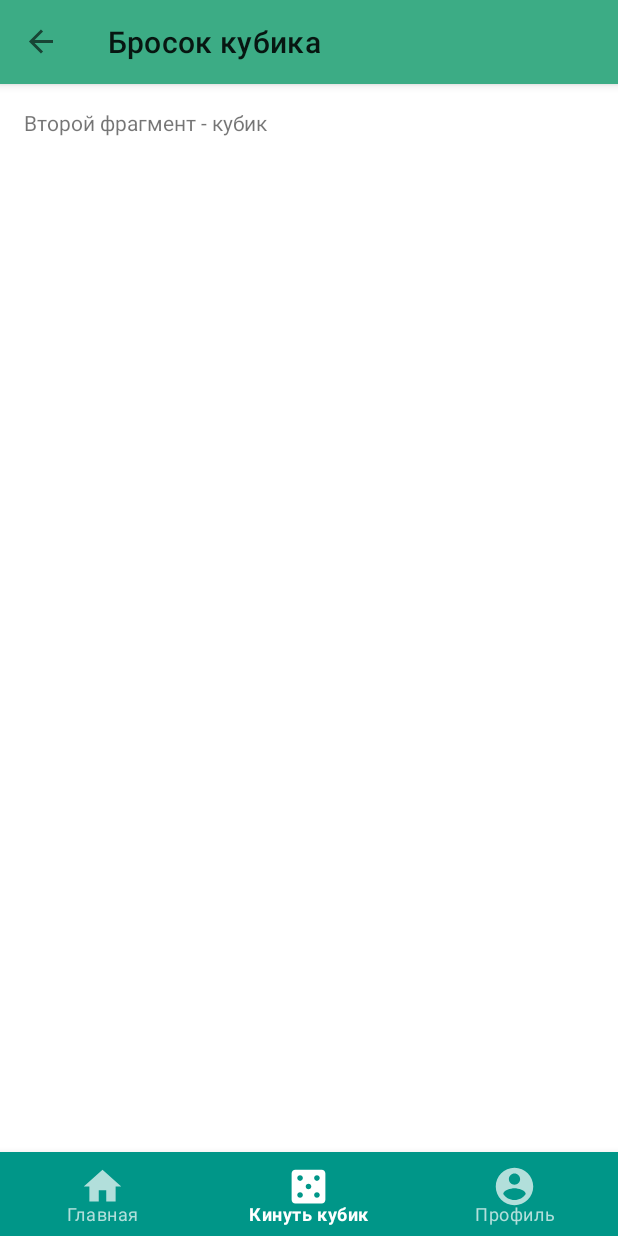
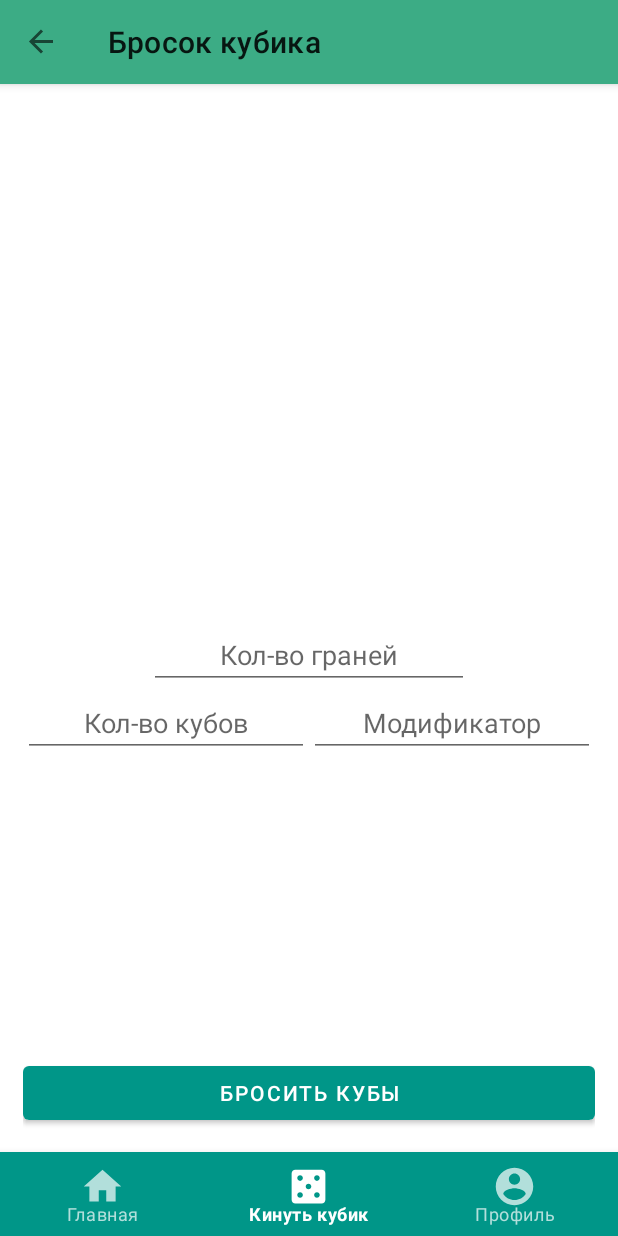
Before and after one commit to TeaProphet/TP-5.1-3, an Android app: the DiceFragment screen opened through its navigation route, on a phone screen of 412 x 824 dp. Run offline under Robolectric (Android 15) with nearby library versions, the phone set to English and light mode, and no system bars; our stand-ins replace navigation-ui.

Commit message:
ORG-10: Dice fragment completed. Cosmetic changes in fragments.

```diff
--- a/app/src/main/java/vsu/tp53/onboardapplication/DiceFragment.kt
+++ b/app/src/main/java/vsu/tp53/onboardapplication/DiceFragment.kt
@@ -1,6 +1,8 @@
 package vsu.tp53.onboardapplication
 
+import android.graphics.Color
 import android.os.Bundle
+import android.transition.Visibility
 import android.view.LayoutInflater
 import android.view.View
 import android.view.ViewGroup
@@ -12,16 +14,32 @@ import vsu.tp53.onboardapplication.databinding.FragmentDiceBinding
  */
 class DiceFragment : Fragment() {
 
-    private var _binding: FragmentDiceBinding? = null
-
-    private val binding get() = _binding!!
+    private lateinit var binding: FragmentDiceBinding
 
     override fun onCreateView(
         inflater: LayoutInflater, container: ViewGroup?,
         savedInstanceState: Bundle?
     ): View {
-
-        _binding = FragmentDiceBinding.inflate(inflater, container, false)
+        binding = FragmentDiceBinding.inflate(inflater, container, false)
+        binding.button.setOnClickListener {
+            if (binding.diceNum.text.isNotEmpty() && binding.diceSides.text.isNotEmpty()
+                && binding.diceMod.text.isNotEmpty()
+            ){
+                if (binding.diceResultLabel.visibility == View.INVISIBLE && binding.diceResult.visibility == View.INVISIBLE){
+                    binding.diceResult.visibility = View.VISIBLE
+                    binding.diceResultLabel.visibility = View.VISIBLE
+                }
+                binding.errorLabel.visibility = View.INVISIBLE
+                val result = (0..binding.diceNum.text.toString().toInt() *
+                        binding.diceSides.text.toString().toInt()).random() +
+                        binding.diceMod.text.toString().toInt()
+                binding.diceResult.text = result.toString()
+            } else {
+                binding.errorLabel.visibility = View.VISIBLE
+                binding.diceResult.visibility = View.INVISIBLE
+                binding.diceResultLabel.visibility = View.INVISIBLE
+            }
+        }
         return binding.root
 
     }
@@ -30,9 +48,4 @@ class DiceFragment : Fragment() {
         super.onViewCreated(view, savedInstanceState)
 
     }
-
-    override fun onDestroyView() {
-        super.onDestroyView()
-        _binding = null
-    }
 }
--- a/app/src/main/res/layout/fragment_dice.xml
+++ b/app/src/main/res/layout/fragment_dice.xml
@@ -1,26 +1,108 @@
 <?xml version="1.0" encoding="utf-8"?>
-<androidx.core.widget.NestedScrollView xmlns:android="http://schemas.android.com/apk/res/android"
+<androidx.constraintlayout.widget.ConstraintLayout xmlns:android="http://schemas.android.com/apk/res/android"
     xmlns:app="http://schemas.android.com/apk/res-auto"
     xmlns:tools="http://schemas.android.com/tools"
     android:layout_width="match_parent"
     android:layout_height="match_parent"
-    android:fillViewport="true"
+    android:gravity="center"
+    android:orientation="vertical"
+    android:padding="15dp"
     tools:context=".DiceFragment">
 
-    <androidx.constraintlayout.widget.ConstraintLayout
+    <EditText
+        android:id="@+id/diceSides"
+        android:layout_width="wrap_content"
+        android:layout_height="wrap_content"
+        android:ems="10"
+        android:gravity="center"
+        android:hint="@string/dice_sides"
+        android:inputType="number"
+        app:layout_constraintBottom_toTopOf="@+id/linearLayout"
+        app:layout_constraintEnd_toEndOf="parent"
+        app:layout_constraintStart_toStartOf="parent" />
+
+    <LinearLayout
+        android:id="@+id/linearLayout"
+        android:layout_width="wrap_content"
+        android:layout_height="wrap_content"
+        android:layout_marginBottom="200dp"
+        android:gravity="center"
+        android:orientation="horizontal"
+        app:layout_constraintBottom_toTopOf="@+id/button"
+        app:layout_constraintEnd_toEndOf="parent"
+        app:layout_constraintHorizontal_bias="0.0"
+        app:layout_constraintStart_toStartOf="parent">
+
+        <EditText
+            android:id="@+id/diceNum"
+            android:layout_width="wrap_content"
+            android:layout_height="wrap_content"
+            android:layout_weight="1"
+            android:ems="10"
+            android:gravity="center"
+            android:hint="@string/dice_num"
+            android:inputType="number" />
+
+        <EditText
+            android:id="@+id/diceMod"
+            android:layout_width="wrap_content"
+            android:layout_height="wrap_content"
+            android:layout_weight="1"
+            android:ems="10"
+            android:gravity="center"
+            android:hint="@string/dice_mod"
+            android:inputType="number" />
+    </LinearLayout>
+
+    <Button
+        android:id="@+id/button"
         android:layout_width="match_parent"
-        android:layout_height="match_parent"
-        android:background="@color/white"
-        android:padding="16dp">
+        android:layout_height="wrap_content"
+        android:text="@string/dice_throw"
+        android:textColor="@color/white"
+        app:layout_constraintBottom_toBottomOf="parent"
+        app:layout_constraintEnd_toEndOf="parent"
+        app:layout_constraintStart_toStartOf="parent" />
+
+    <LinearLayout
+        android:id="@+id/linearLayout2"
+        android:layout_width="wrap_content"
+        android:layout_height="wrap_content"
+        android:orientation="horizontal"
+        app:layout_constraintEnd_toEndOf="parent"
+        app:layout_constraintStart_toStartOf="parent"
+        app:layout_constraintTop_toTopOf="parent">
 
         <TextView
-            android:id="@+id/textView2"
-            android:layout_width="0dp"
+            android:id="@+id/diceResultLabel"
+            android:layout_width="wrap_content"
             android:layout_height="wrap_content"
-            android:gravity="top"
-            android:text="@string/second_fragment_text"
-            app:layout_constraintEnd_toEndOf="parent"
-            app:layout_constraintStart_toStartOf="parent"
-            app:layout_constraintTop_toTopOf="parent" />
-    </androidx.constraintlayout.widget.ConstraintLayout>
-</androidx.core.widget.NestedScrollView>
+            android:layout_marginRight="5dp"
+            android:text="@string/dice_result"
+            android:textColor="@color/primary_text"
+            android:textSize="@dimen/session_headings"
+            android:visibility="invisible" />
+
+        <TextView
+            android:id="@+id/diceResult"
+            android:layout_width="wrap_content"
+            android:layout_height="wrap_content"
+            android:layout_weight="1"
+            android:text="TextView"
+            android:textColor="@color/primary_text"
+            android:textSize="@dimen/session_headings"
+            android:visibility="invisible" />
+    </LinearLayout>
+
+    <TextView
+        android:id="@+id/errorLabel"
+        android:layout_width="wrap_content"
+        android:layout_height="wrap_content"
+        android:layout_marginTop="4dp"
+        android:text="@string/dice_fill_error"
+        android:textColor="@android:color/holo_red_dark"
+        android:visibility="invisible"
+        app:layout_constraintEnd_toEndOf="parent"
+        app:layout_constraintStart_toStartOf="parent"
+        app:layout_constraintTop_toBottomOf="@+id/linearLayout2" />
+</androidx.constraintlayout.widget.ConstraintLayout>
--- a/app/src/main/res/values/colors.xml
+++ b/app/src/main/res/values/colors.xml
@@ -12,4 +12,5 @@
     <color name="primary_text">#212121</color>
     <color name="secondary_text">#757575</color>
     <color name="divider_color">#BDBDBD</color>
+    <color name="error_color">#FF0000</color>
 </resources>
--- a/app/src/main/res/values/strings.xml
+++ b/app/src/main/res/values/strings.xml
@@ -70,4 +70,10 @@
     <string name="time_hint">HH/MM</string>
     <string name="players_num">Кол-во недостающих игроков:</string>
     <string name="create">Создать</string>
+    <string name="dice_sides">Кол-во граней</string>
+    <string name="dice_num">Кол-во кубов</string>
+    <string name="dice_mod">Модификатор</string>
+    <string name="dice_throw">Бросить кубы</string>
+    <string name="dice_result">Результат броска:</string>
+    <string name="dice_fill_error">Ошибка: заполните все поля</string>
 </resources>
```
Also changed, not shown: app/src/main/res/layout/fragment_session.xml (+13 -18 lines), app/src/main/res/layout/player_item.xml (+6 -3 lines), app/src/main/res/layout/session_item.xml (+11 -2 lines).
